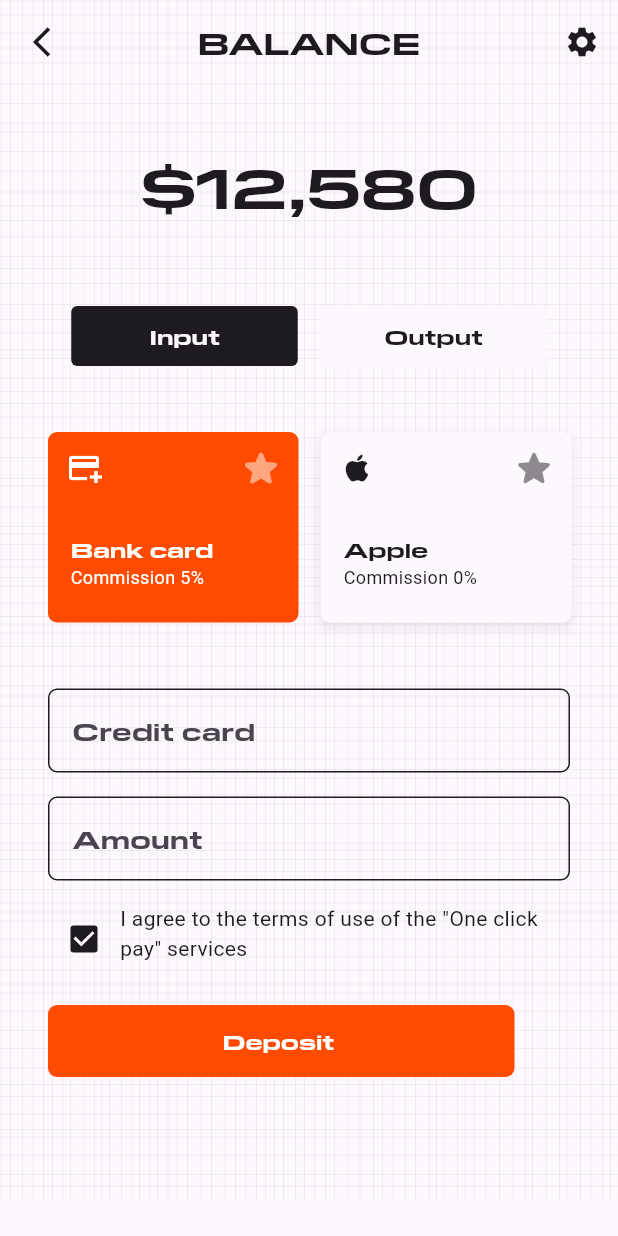
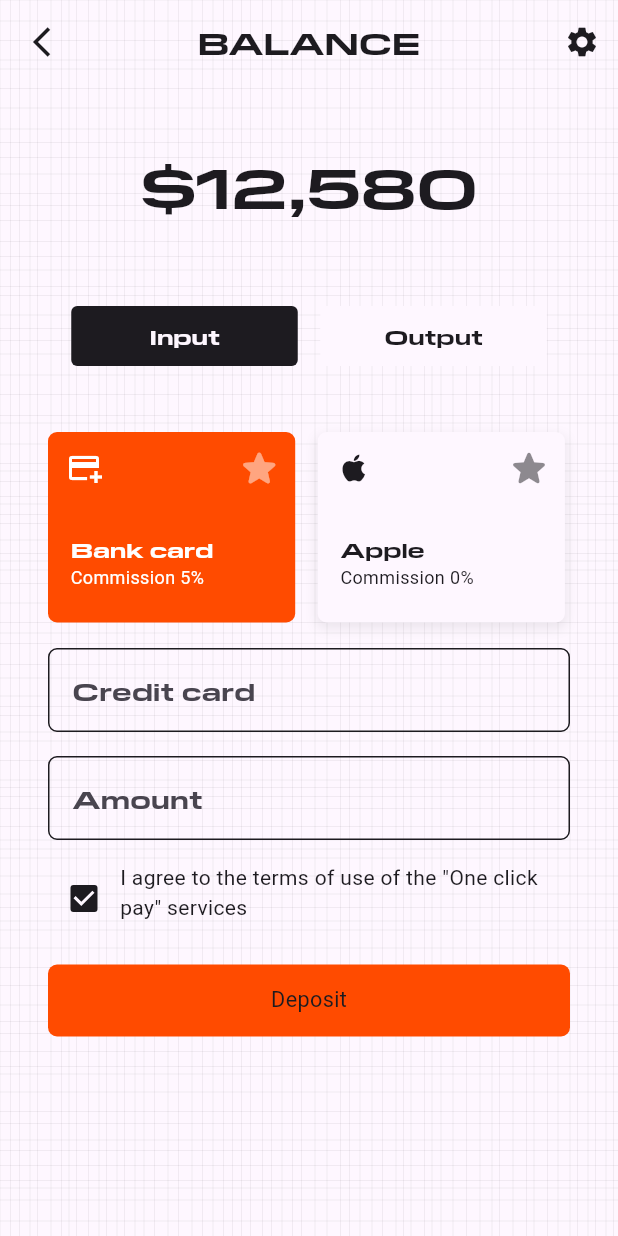
Before and after one commit to johnnybeatzxxd/Flutter-Keno-Android-App, a Flutter app: the screen it shows after launch, on a phone screen of 412 x 824 dp. Run offline on Flutter 3.47's test engine with Material 3 defaults, Android fonts, the phone set to English and light mode, and no system bars.

Commit message:
made the page components flexable on every screen size

```diff
--- a/lib/pages/balance.dart
+++ b/lib/pages/balance.dart
@@ -9,10 +9,11 @@ class BalancePage extends StatelessWidget {
   @override
   Widget build(BuildContext context) {
     return Scaffold(
-        body: SingleChildScrollView(child:Stack(
+      body: SingleChildScrollView(
+        child: Stack(
           children: [
             CustomPaint(
-              size: Size.fromHeight(800),
+              size: Size.fromHeight(MediaQuery.of(context).size.height),
               painter: LinePainter(context),
             ),
             Column(
@@ -33,7 +34,8 @@ class BalancePage extends StatelessWidget {
                       ],
                     ),
                   ),
-                 Padding(padding: const EdgeInsets.fromLTRB(32, 0, 32, 27),
+                Padding(
+                  padding: const EdgeInsets.fromLTRB(32, 0, 32, 27),
                   child:Row(
                     crossAxisAlignment: CrossAxisAlignment.start,
                     mainAxisAlignment: MainAxisAlignment.center,
@@ -51,34 +53,37 @@ class BalancePage extends StatelessWidget {
                     child: Center(child:Text("Output",style:TextStyle(fontWeight: FontWeight.bold,fontFamily: "PilatExtended",color: Theme.of(context).colorScheme.onBackground,))),
                     ),],
                 )),
-                const SizedBox(height: 17,),
-                Padding(
-                  padding: const EdgeInsets.fromLTRB(32, 0, 0, 27),
-                  child: SizedBox(
+                const SizedBox(height: 17),
+                SizedBox(
                   height: 127,
-                    child: ListView(
+                  child: LayoutBuilder( // Add LayoutBuilder to provide width constraint
+                    builder: (context, constraints) => ListView(
+                      padding: const EdgeInsets.only(left: 32),
                       scrollDirection: Axis.horizontal,
                       children: [
                         // Selected Container
                         Container(
-                          width: 167,
-                          decoration: BoxDecoration(borderRadius: BorderRadius.circular(6), color: const Color.fromRGBO(255, 75, 0, 1),),
+                          width: constraints.maxWidth * 0.4, // Use available width
+                          decoration:  BoxDecoration(borderRadius: BorderRadius.circular(6), color: const Color.fromRGBO(255, 75, 0, 1),),
                           child: Column(
 
                             crossAxisAlignment: CrossAxisAlignment.start,
                             mainAxisAlignment: MainAxisAlignment.start,
                             children: [
                              Row(
-                                mainAxisAlignment: MainAxisAlignment.start,
+                                      mainAxisAlignment: MainAxisAlignment.spaceBetween,
                                       children: [
                                         IconButton(
                                           onPressed: (){},
-                                    icon: Icon(Icons.add_card,color: Colors.white,)),
-                                  const SizedBox(width: 70,),
+                                          icon: Icon(Icons.add_card, color: Colors.white),
+                                        ),
                                         IconButton(
                                           onPressed: (){},
-                                    icon: Icon(Icons.star_rounded,size:30 ,color: Colors.white.withOpacity(0.5),))
-                                    ],),
+                                          icon: Icon(Icons.star_rounded, size: 30, color: Colors.white.withOpacity(0.5)),
+                                        ),
+                                      ],
+                                    ),
+
                                     const SizedBox(height: 20,),
                                    const Padding(padding: EdgeInsets.symmetric(horizontal: 15),
                                       child:Column(
@@ -91,7 +96,7 @@ class BalancePage extends StatelessWidget {
                         const SizedBox(width: 15,),
                         // Unselected Container
                         Container(
-                          width: 167,
+                          width: constraints.maxWidth * 0.4, // Use available width
                           decoration: BoxDecoration(
                             borderRadius: BorderRadius.circular(6),
                             color: Theme.of(context).colorScheme.background,
@@ -110,16 +115,18 @@ class BalancePage extends StatelessWidget {
                             mainAxisAlignment: MainAxisAlignment.start,
                             children: [
                               Row(
-                                mainAxisAlignment: MainAxisAlignment.start,
+                                mainAxisAlignment: MainAxisAlignment.spaceBetween,
                                 children: [
                                   IconButton(
                                     onPressed: (){},
-                                    icon: Icon(Icons.apple,color: Theme.of(context).colorScheme.onBackground,)),
-                                  const SizedBox(width: 70,),
+                                    icon: Icon(Icons.apple, color: Theme.of(context).colorScheme.onBackground),
+                                  ),
                                   IconButton(
                                     onPressed: (){},
-                                    icon: Icon(Icons.star_rounded,size:30 ,color: Theme.of(context).colorScheme.onBackground.withOpacity(0.5),))
-                                    ],),
+                                    icon: Icon(Icons.star_rounded, size: 30, color: Theme.of(context).colorScheme.onBackground.withOpacity(0.5)),
+                                  ),
+                                ],
+                              ),
                                     const SizedBox(height: 20,),
                                     Padding(padding: const EdgeInsets.symmetric(horizontal: 15),
                                       child:Column(
@@ -133,10 +140,11 @@ class BalancePage extends StatelessWidget {
                       )
                 ),
                 Padding(
-                  padding: EdgeInsets.symmetric(vertical: 17,horizontal: 32),
+                  padding: EdgeInsets.symmetric(vertical: 17, horizontal: 32),
                   child: Column(
-                    crossAxisAlignment:CrossAxisAlignment.start ,
-                    children: [TextField(
+                    crossAxisAlignment: CrossAxisAlignment.start,
+                    children: [
+                      TextField(
                     style: TextStyle(fontFamily: "PilatExtended"),
                     cursorColor: Theme.of(context).colorScheme.onBackground,
                     decoration: InputDecoration(
@@ -171,8 +179,7 @@ class BalancePage extends StatelessWidget {
                         borderRadius: BorderRadius.circular(6)),
                     ),
                   ),
-                  SizedBox(height: 15,),
-
+                      SizedBox(height: 15),
                        Row(
                     mainAxisAlignment: MainAxisAlignment.start,
                     crossAxisAlignment: CrossAxisAlignment.start,
@@ -186,23 +193,36 @@ class BalancePage extends StatelessWidget {
                       )
                     ],
                   ),
-                  const SizedBox(height: 20,),
-                  Container(
+                      const SizedBox(height: 20),
+                      LayoutBuilder(
+                        builder: (context, constraints) => Container(
                          decoration: const BoxDecoration(color: Color.fromRGBO(255, 75, 0, 1), borderRadius: BorderRadius.all(Radius.circular(6))),
-                    width: 311,
+                          width: constraints.maxWidth,
                           height: 48,
-                    child: GestureDetector(child: Center(child: Text("Deposit ",style:TextStyle(fontSize: 14,fontWeight: FontWeight.bold,fontFamily: "PilatExtended",color:Colors.white)),),),
-                  )
-                  ],)
-                )
-
+                          child: GestureDetector(
+                            child: Center(
+                              child: Text(
+                                "Deposit",
+                                style: TextStyle(
+                                  fontSize: MediaQuery.of(context).size.width * 0.035,
+                                  // ... other text styles
+                                ),
+                              ),
+                            ),
+                          ),
+                        ),
+                      ),
+                    ],
+                  ),
+                ),
               ],
             ),
           ],
-        ),)
+        ),
+      ),
     );
   }
-}///
+}
 
 class LinePainter extends CustomPainter {
   final Random random = Random();
```
Lines whose indentation alone changed are shown as unchanged.
